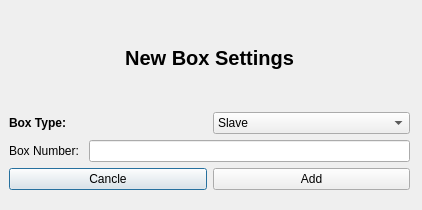
Qt form ros2_ws/src/hmi/ui/new_box_pupup.ui (Samwise101/EiRT-AscenD-Robotics) before a commit.
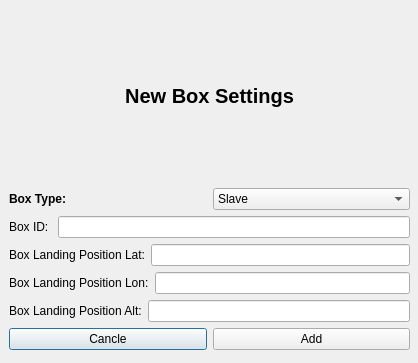
The same form after that commit.

Patch:
```diff
--- a/ros2_ws/src/hmi/ui/new_box_pupup.ui
+++ b/ros2_ws/src/hmi/ui/new_box_pupup.ui
@@ -6,8 +6,8 @@
    <rect>
     <x>0</x>
     <y>0</y>
-    <width>422</width>
-    <height>210</height>
+    <width>418</width>
+    <height>363</height>
    </rect>
   </property>
   <property name="windowTitle">
@@ -19,10 +19,10 @@
      <x>9</x>
      <y>9</y>
      <width>401</width>
-     <height>181</height>
+     <height>341</height>
     </rect>
    </property>
-   <layout class="QVBoxLayout" name="verticalLayout" stretch="0,0,0,0">
+   <layout class="QVBoxLayout" name="verticalLayout" stretch="0,0,0,0,0">
     <item>
      <widget class="QLabel" name="label">
       <property name="font">
@@ -76,12 +76,58 @@
       <item>
        <widget class="QLabel" name="label_3">
         <property name="text">
-         <string>Box Number: </string>
+         <string>Box ID: </string>
         </property>
        </widget>
       </item>
       <item>
-       <widget class="QLineEdit" name="lineEdit"/>
+       <widget class="QLineEdit" name="boxIdLineEdit"/>
+      </item>
+     </layout>
+    </item>
+    <item>
+     <layout class="QVBoxLayout" name="verticalLayout_2">
+      <item>
+       <layout class="QHBoxLayout" name="horizontalLayout_3">
+        <item>
+         <widget class="QLabel" name="label_4">
+          <property name="text">
+           <string>Box Landing Position Lat:</string>
+          </property>
+         </widget>
+        </item>
+        <item>
+         <widget class="QLineEdit" name="boxLatLineEdit"/>
+        </item>
+       </layout>
+      </item>
+      <item>
+       <layout class="QHBoxLayout" name="horizontalLayout_7">
+        <item>
+         <widget class="QLabel" name="label_5">
+          <property name="text">
+           <string>Box Landing Position Lon:</string>
+          </property>
+         </widget>
+        </item>
+        <item>
+         <widget class="QLineEdit" name="boxLonLineEdit"/>
+        </item>
+       </layout>
+      </item>
+      <item>
+       <layout class="QHBoxLayout" name="horizontalLayout_6">
+        <item>
+         <widget class="QLabel" name="label_6">
+          <property name="text">
+           <string>Box Landing Position Alt:</string>
+          </property>
+         </widget>
+        </item>
+        <item>
+         <widget class="QLineEdit" name="boxAltLineEdit"/>
+        </item>
+       </layout>
       </item>
      </layout>
     </item>
```
Left out of the diff: 82 changed lines with no effect on the pictures.
